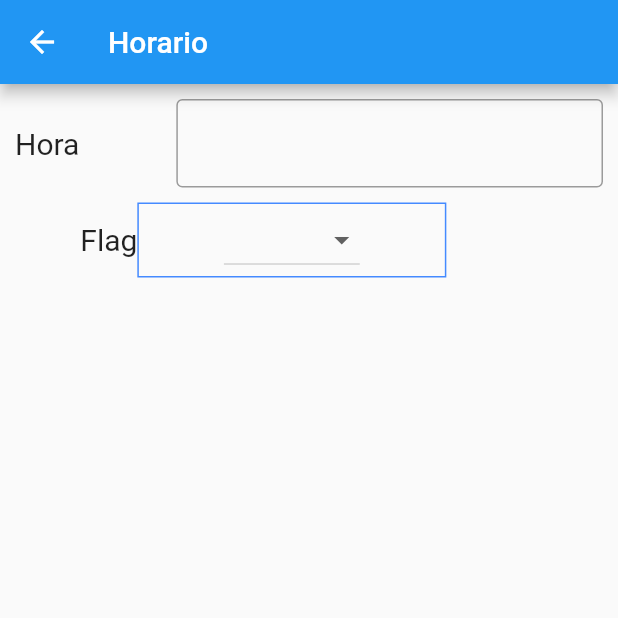
After one commit to robertoalam/flutter-carwashing, a Flutter app: the horarioEditTela screen opened directly, on a phone screen of 412 x 824 dp, the top half of it. The commit adds this screen. Run offline on Flutter 3.47's test engine with Material 2 defaults, Android fonts, the phone set to English and light mode, and no system bars; our stand-ins replace brasil_fields, datetime_picker_formfield, sqflite; accounts and stored records are empty.

Commit message:
inserido campos com mascara

```diff
--- /dev/null
+++ b/lib/helper/LinhaFormatter.dart
@@ -0,0 +1,43 @@
+import 'package:flutter/material.dart';
+import 'package:flutter/services.dart';
+
+class LinhaFormatter extends StatelessWidget {
+    final String text;
+    final TextInputFormatter formatter;
+    final TextEditingController controller;
+    const LinhaFormatter({
+        Key key,
+        @required this.text,
+        @required this.formatter,
+        @required this.controller,
+    }) : super(key: key);
+
+    @override
+    Widget build(BuildContext context) {
+        return Row(
+            children: <Widget>[
+                Container(
+                    width: MediaQuery.of(context).size.width / 4.5,
+                    child: Text(
+                        text,
+                        style: const TextStyle(fontSize: 20),
+                    ),
+                ),
+                const SizedBox(width: 16),
+                Expanded(
+                    child: TextField(
+                        controller: controller,
+                        decoration: const InputDecoration(
+                            border: const OutlineInputBorder(),
+                        ),
+                        inputFormatters: [
+                            FilteringTextInputFormatter.digitsOnly,
+                            formatter,
+                        ],
+                        keyboardType: TextInputType.number,
+                    ),
+                ),
+            ],
+        );
+    }
+}
--- a/lib/helper/database.dart
+++ b/lib/helper/database.dart
@@ -7,7 +7,6 @@ class DatabaseHelper {
 
   static final _databaseName = "CarWashing.db";
   static final _databaseVersion = 1;
-
 
   // make this a singleton class
   DatabaseHelper._privateConstructor();
--- a/lib/main.dart
+++ b/lib/main.dart
@@ -12,8 +12,8 @@ void main() {
         ],
         supportedLocales: [const Locale('pt', 'BR')],
         debugShowCheckedModeBanner: false,
-          //home:splashTela(),
-          home:agendaListTela(),
+          home:splashTela(),
+          //home:agendaListTela(),
     )
   );
 }
--- a/lib/telas/agenda/agendaEditTela.dart
+++ b/lib/telas/agenda/agendaEditTela.dart
@@ -127,7 +127,7 @@ class _agendaEditTelaState extends State<agendaEditTela> {
               children: [
                 Row(
                   children: [
-                    Icon(Icons.calendar_today_sharp,),
+                    Icon(Icons.calendar_today,),
                     Text("Data:"),
                   ],
                 ),
@@ -165,7 +165,7 @@ class _agendaEditTelaState extends State<agendaEditTela> {
               children: [
                 Row(
                   children: [
-                    Icon(Icons.lock_clock,),
+                    Icon(Icons.watch_later,),
                     Text("Horario:"),
                   ],
                 ),
@@ -215,7 +215,7 @@ class _agendaEditTelaState extends State<agendaEditTela> {
                           padding:EdgeInsets.all(10),
                           decoration: BoxDecoration(
                               color: Colors.grey,
-                              borderRadius: BorderRadius.circular(10)
+                              borderRadius: BorderRadius.circular(10) ,
                           ),
                           child: new DropdownButton(
                             items: _dropDownMenuItemsServicos,
--- /dev/null
+++ b/lib/telas/horario/horarioEditTela.dart
@@ -0,0 +1,152 @@
+import 'package:flutter/material.dart';
+import 'package:flutter_carwashing/helper/LinhaFormatter.dart';
+import 'package:flutter_carwashing/model/horarioModel.dart';
+import 'package:brasil_fields/brasil_fields.dart';
+
+class horarioEditTela extends StatefulWidget {
+    final HorarioModel horario;
+    horarioEditTela({this.horario});
+
+  @override
+  _horarioEditTelaState createState() => _horarioEditTelaState();
+}
+
+class _horarioEditTelaState extends State<horarioEditTela> {
+
+    final _horarioId = TextEditingController();
+    final _horarioDescricao = TextEditingController();
+    final _horarioFlag = TextEditingController();
+
+    var _flags = [{'id':0 , 'descricao':'Esconder'},{'id':1 ,'descricao':'Exibir'}];
+    List<DropdownMenuItem<String>> _dropDownMenuItems;
+    String _flagSelecionada;
+
+    // snackbar
+    final key = GlobalKey<ScaffoldState>();
+    HorarioModel _horario = new HorarioModel();
+
+    @override
+    void initState() {
+        _dropDownMenuItems = getDropDownMenuItems();
+        // SE VIAR UM OBJETO PARA ESSA TELA, CARREGAR DADOS NOS CONTROLLERS
+        if(widget.horario != null){
+            _carregarDadosTela(widget.horario);
+        }
+        super.initState();
+    }
+
+    _carregarDadosTela( objeto ){
+        _horarioId.text =  objeto.id.toString();
+        _horarioDescricao.text = objeto.descricao;
+        _horarioFlag.text = objeto.flag.toString();
+        if( objeto.flag.toString() == "1" ) {
+            _flagSelecionada = _dropDownMenuItems[1].value;
+        }else{
+            _flagSelecionada = _dropDownMenuItems[0].value;
+        }
+    }
+
+    List<DropdownMenuItem<String>> getDropDownMenuItems() {
+        List<DropdownMenuItem<String>> items = new List();
+        for (Map<String,dynamic> flag in _flags) {
+            items.add(
+                new DropdownMenuItem(
+                    value: flag['id'].toString(),
+                    child: new Text(flag['descricao'])
+                )
+            );
+        }
+        return items;
+    }
+    void changedDropDownItem(String selectedCity) {
+        setState(() {
+            _flagSelecionada = selectedCity;
+        });
+    }
+
+    @override
+  Widget build(BuildContext context) {
+    return Scaffold(
+      appBar: AppBar(
+          title: Text("Horario"),
+      ),
+        body:
+        ListView(
+            children: [
+              Row(
+                children: [
+                    Container(
+                        padding: EdgeInsets.all(10),
+                        child: SizedBox(
+                            width: MediaQuery.of(context).size.width - 20,
+                            child:
+                            LinhaFormatter(
+                                text: 'Hora',
+                                formatter: HoraInputFormatter(),
+                                controller: _horarioDescricao,
+                            ),
+                        ),
+                    ),
+                ],
+              ),
+              Row(
+                children: [
+                    Column(
+                        children: [
+                             Container(
+                                alignment: Alignment.centerRight,
+                                width: MediaQuery.of(context).size.width / 4.5 ,
+                                child: Text("Flag" , style: const TextStyle(fontSize: 20), ),
+                            ),
+
+                        ],
+                    ),
+                    Column(
+                        children: [
+                            new Container(
+                                width: MediaQuery.of(context).size.width / 2,
+                                decoration: BoxDecoration(
+                                    border: Border.all(color: Colors.blueAccent)
+                                ),
+                                child: new Center(
+                                    child:
+                                    new DropdownButton(
+                                        value: _flagSelecionada,
+                                        items: _dropDownMenuItems,
+                                        onChanged: changedDropDownItem,
+                                    )
+                                )
+                            ),
+                        ],
+                    )
+                ],
+              ),
+            ],
+        ),
+
+            // Column(
+            //   children: [
+            //       Row(
+            //           children: [
+            //               TextFormField(
+            //                   controller: _horarioDescricao,
+            //                   decoration: InputDecoration(
+            //                       hintText: 'Descrição'
+            //                   ),
+            //               )
+            //           ],
+            //       ),
+            //       Row(
+            //         children: [
+            //             LinhaFormatter(
+            //                 text: 'Horário',
+            //                 formatter: HoraInputFormatter(),
+            //                 controller: _horarioDescricao,
+            //             ),
+            //         ],
+            //       ),
+            //   ],
+            // ),
+    );
+  }
+}
--- a/lib/telas/servico/servicoListTela.dart
+++ b/lib/telas/servico/servicoListTela.dart
@@ -10,8 +10,6 @@ class servicoListTela extends StatefulWidget {
 }
 
 class _servicoListTelaState extends State<servicoListTela> {
-
-  //final dbHelper = DatabaseHelper.instance;
 
   List<ServicoModel> _listagem = new List<ServicoModel>();
   ServicoModel _servico = new ServicoModel();
--- a/pubspec.yaml
+++ b/pubspec.yaml
@@ -30,6 +30,7 @@ dependencies:
   datetime_picker_formfield: ^1.0.0
   intl: ^0.16.0
   date_format: ^1.0.8
+  brasil_fields: ^0.4.0
 
   # The following adds the Cupertino Icons font to your application.
   # Use with the CupertinoIcons class for iOS style icons.
```
Also changed, not shown: lib/telas/homeTela.dart (+12 -0 lines), lib/telas/horario/horarioListTela.dart (added, +104 -0 lines).
